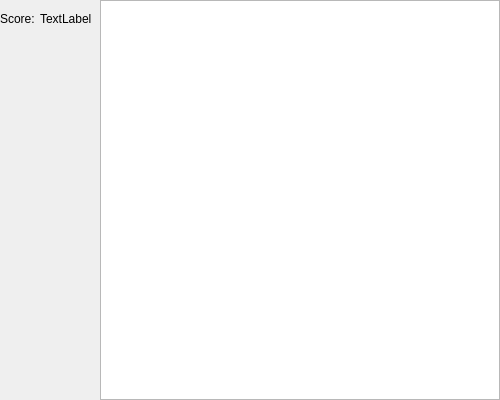
Old version of the form mainwindow.ui in the repository IzzzGoy/Curse.
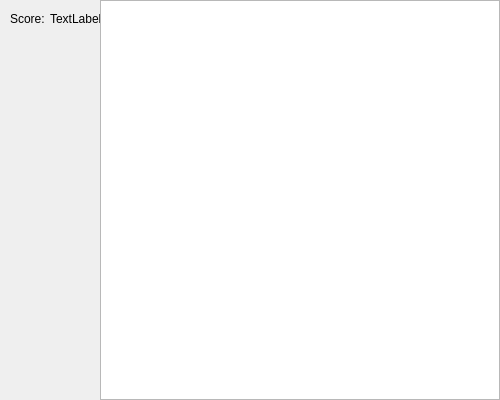
New version of the form. The open tabs and pages were chosen to show the change.

Patch:
```diff
--- a/mainwindow.ui
+++ b/mainwindow.ui
@@ -209,7 +209,7 @@
      <widget class="QLabel" name="label">
       <property name="geometry">
        <rect>
-        <x>0</x>
+        <x>10</x>
         <y>10</y>
         <width>40</width>
         <height>17</height>
@@ -222,7 +222,7 @@
      <widget class="QLabel" name="label_3">
       <property name="geometry">
        <rect>
-        <x>40</x>
+        <x>50</x>
         <y>10</y>
         <width>51</width>
         <height>17</height>
```
Left out of the diff: 2 changed lines with no effect on the pictures.
